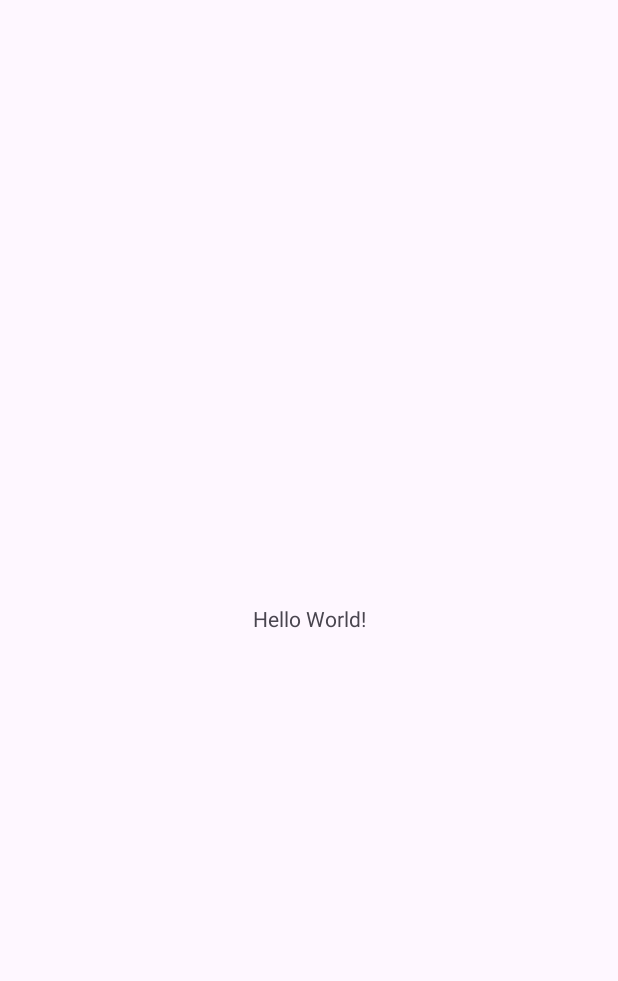
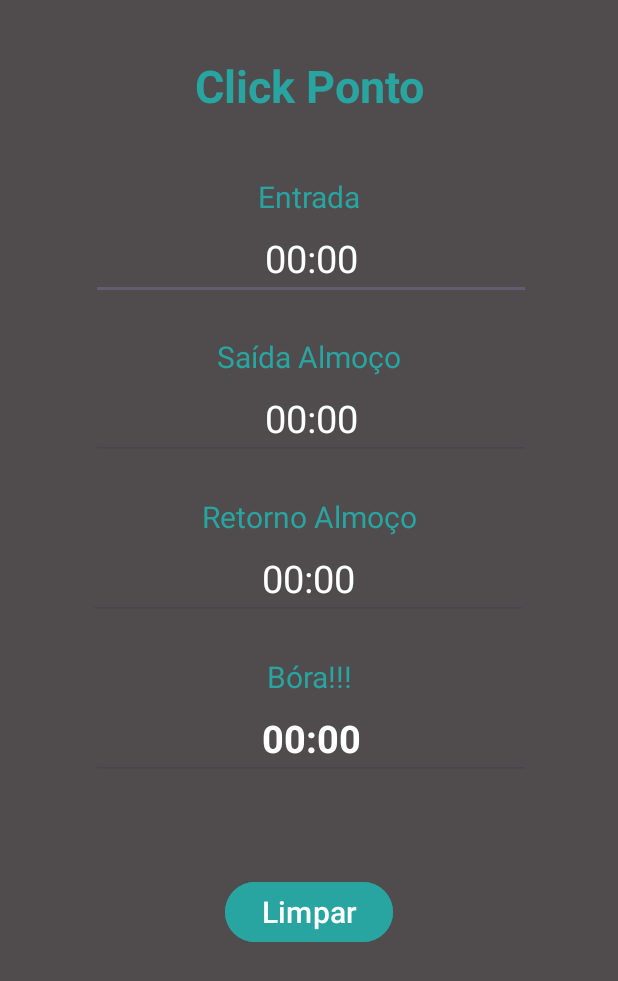
Before and after one commit to WILLY4N/ClickPonto, an Android app: the screen it shows after launch (MainActivity), on a phone screen of 412 x 824 dp. Before the commit the part shown is almost empty. Shown: the top 981 px of the screen. Run offline under Robolectric (Android 15) with nearby library versions, the phone set to English and light mode, and no system bars.

Commit message:
Inclusão dos itens de layout e cores; Commit pasta Gradle Scripts.

```diff
--- a/app/src/main/res/layout/activity_main.xml
+++ b/app/src/main/res/layout/activity_main.xml
@@ -4,15 +4,157 @@
     xmlns:tools="http://schemas.android.com/tools"
     android:layout_width="match_parent"
     android:layout_height="match_parent"
+    android:background="#504C4D"
     tools:context=".MainActivity">
 
     <TextView
-        android:layout_width="wrap_content"
+        android:id="@+id/textView"
+        android:layout_width="match_parent"
         android:layout_height="wrap_content"
-        android:text="Hello World!"
+        android:text="Click Ponto"
+        android:textColor="#29A5A1"
+        android:textAlignment="center"
+        android:textSize="30sp"
+        android:textStyle="bold"
         app:layout_constraintBottom_toBottomOf="parent"
         app:layout_constraintEnd_toEndOf="parent"
         app:layout_constraintStart_toStartOf="parent"
-        app:layout_constraintTop_toTopOf="parent" />
+        app:layout_constraintTop_toTopOf="parent"
+        app:layout_constraintVertical_bias="0.047" />
+
+    <TextView
+        android:id="@+id/textView3"
+        android:layout_width="match_parent"
+        android:layout_height="wrap_content"
+        android:layout_marginTop="40dp"
+        android:textColor="#29A5A1"
+        android:text="Entrada"
+        android:textAlignment="center"
+        android:textSize="20dp"
+        app:layout_constraintEnd_toEndOf="parent"
+        app:layout_constraintStart_toStartOf="parent"
+        app:layout_constraintTop_toBottomOf="@+id/textView" />
+
+    <EditText
+        android:id="@+id/editTextTime3"
+        android:layout_width="wrap_content"
+        android:layout_height="wrap_content"
+        android:layout_marginTop="0dp"
+        android:textColor="#FFFFFF"
+        android:textColorHint="#FFFFFF"
+        android:ems="10"
+        android:hint="00:00"
+        android:inputType="time"
+        android:textAlignment="center"
+        android:textSize="25dp"
+        app:layout_constraintEnd_toEndOf="parent"
+        app:layout_constraintHorizontal_bias="0.512"
+        app:layout_constraintStart_toStartOf="parent"
+        app:layout_constraintTop_toBottomOf="@+id/textView3" />
+
+    <EditText
+        android:id="@+id/editTextTime4"
+        android:layout_width="wrap_content"
+        android:layout_height="wrap_content"
+        android:layout_marginTop="0dp"
+        android:textColor="#FFFFFF"
+        android:textColorHint="#FFFFFF"
+        android:ems="10"
+        android:hint="00:00"
+        android:inputType="time"
+        android:textAlignment="center"
+        android:textSize="25dp"
+        app:layout_constraintEnd_toEndOf="parent"
+        app:layout_constraintHorizontal_bias="0.512"
+        app:layout_constraintStart_toStartOf="parent"
+        app:layout_constraintTop_toBottomOf="@+id/textView4" />
+
+    <EditText
+        android:id="@+id/editTextTime5"
+        android:layout_width="wrap_content"
+        android:layout_height="wrap_content"
+        android:layout_marginTop="0dp"
+        android:textColor="#FFFFFF"
+        android:textColorHint="#FFFFFF"
+        android:ems="10"
+        android:hint="00:00"
+        android:inputType="time"
+        android:textAlignment="center"
+        android:textSize="25dp"
+        app:layout_constraintEnd_toEndOf="parent"
+        app:layout_constraintHorizontal_bias="0.497"
+        app:layout_constraintStart_toStartOf="parent"
+        app:layout_constraintTop_toBottomOf="@+id/textView6" />
+
+    <EditText
+        android:id="@+id/editTextTime6"
+        android:layout_width="wrap_content"
+        android:layout_height="wrap_content"
+        android:layout_marginTop="0dp"
+        android:textColor="#FFFFFF"
+        android:textColorHint="#FFFFFF"
+        android:ems="10"
+        android:hint="00:00"
+        android:inputType="time"
+        android:textAlignment="center"
+        android:textSize="25dp"
+        android:textStyle="bold"
+        app:layout_constraintEnd_toEndOf="parent"
+        app:layout_constraintHorizontal_bias="0.512"
+        app:layout_constraintStart_toStartOf="parent"
+        app:layout_constraintTop_toBottomOf="@+id/textView7" />
+
+    <TextView
+        android:id="@+id/textView4"
+        android:layout_width="match_parent"
+        android:layout_height="wrap_content"
+        android:layout_marginTop="24dp"
+        android:textColor="#29A5A1"
+        android:text="Saída Almoço"
+        android:textAlignment="center"
+        android:textSize="20dp"
+        app:layout_constraintEnd_toEndOf="parent"
+        app:layout_constraintStart_toStartOf="parent"
+        app:layout_constraintTop_toBottomOf="@+id/editTextTime3" />
+
+    <TextView
+        android:id="@+id/textView6"
+        android:layout_width="match_parent"
+        android:layout_height="wrap_content"
+        android:layout_marginTop="24dp"
+        android:textColor="#29A5A1"
+        android:text="Retorno Almoço"
+        android:textAlignment="center"
+        android:textSize="20dp"
+        app:layout_constraintEnd_toEndOf="parent"
+        app:layout_constraintStart_toStartOf="parent"
+        app:layout_constraintTop_toBottomOf="@+id/editTextTime4" />
+
+    <TextView
+        android:id="@+id/textView7"
+        android:layout_width="match_parent"
+        android:layout_height="wrap_content"
+        android:layout_marginTop="24dp"
+        android:textColor="#29A5A1"
+        android:text="Bóra!!!"
+        android:textAlignment="center"
+        android:textSize="20dp"
+        app:layout_constraintEnd_toEndOf="parent"
+        app:layout_constraintHorizontal_bias="0.498"
+        app:layout_constraintStart_toStartOf="parent"
+        app:layout_constraintTop_toBottomOf="@+id/editTextTime5" />
+
+    <Button
+        android:id="@+id/button"
+        android:layout_width="wrap_content"
+        android:layout_height="wrap_content"
+        android:backgroundTint="#29A5A1"
+        android:text="Limpar"
+        android:textSize="20dp"
+        app:layout_constraintBottom_toBottomOf="parent"
+        app:layout_constraintEnd_toEndOf="parent"
+        app:layout_constraintStart_toStartOf="parent"
+        app:layout_constraintTop_toBottomOf="@+id/editTextTime6"
+        app:layout_constraintVertical_bias="0.25" />
 
 </androidx.constraintlayout.widget.ConstraintLayout>
```
